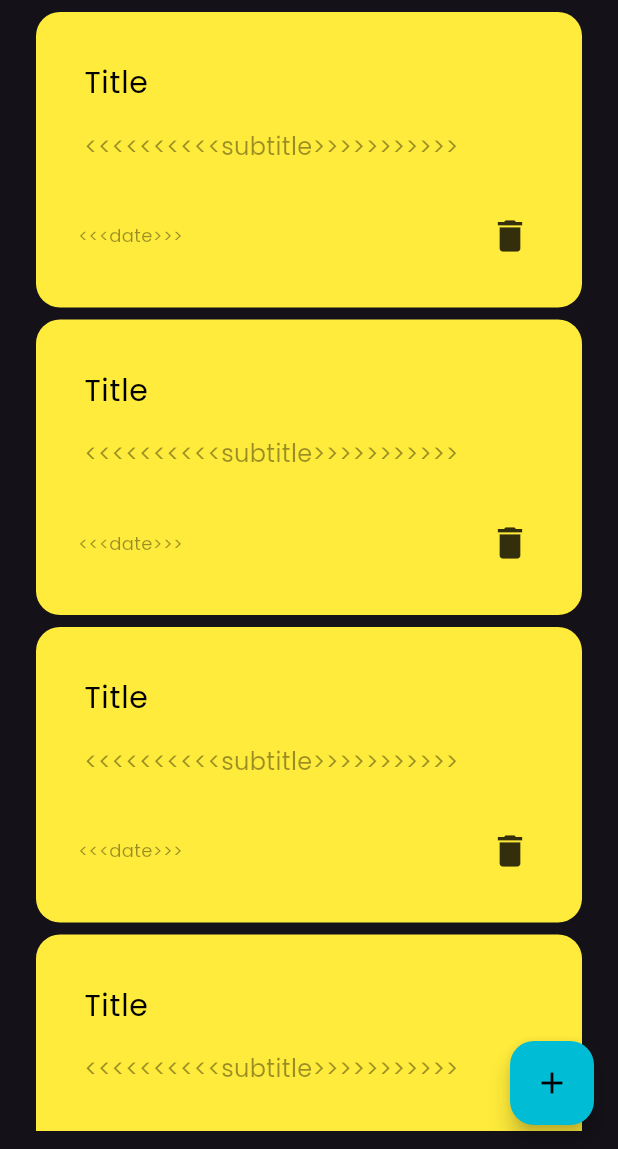
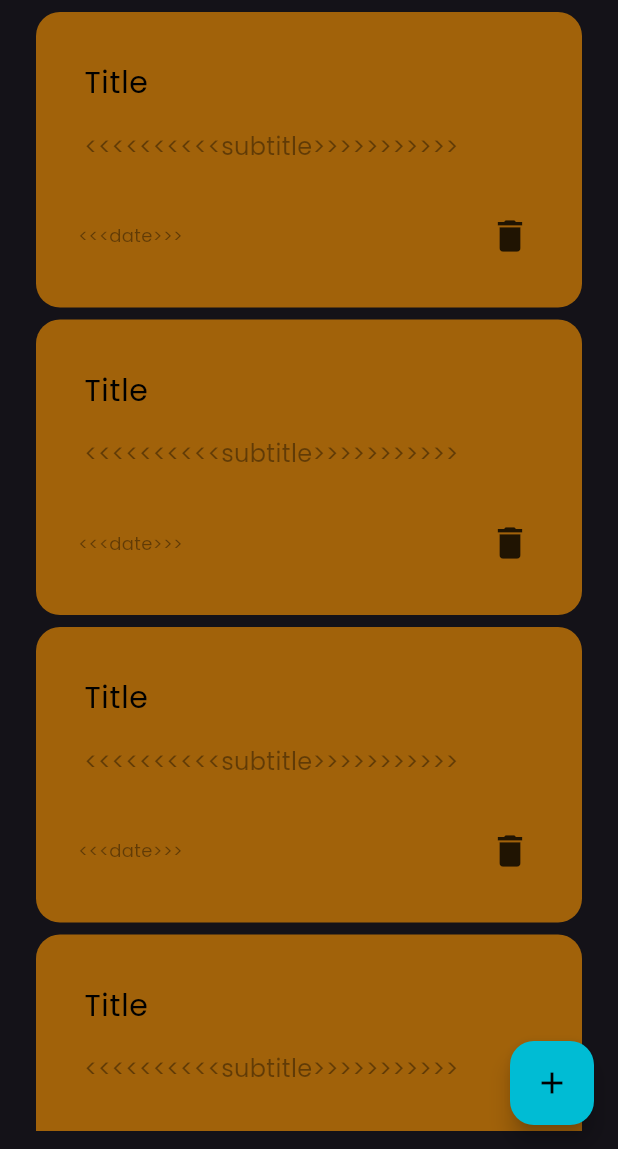
Before and after one commit to AhmedIbarhim/notes_app, a Flutter app: the screen it shows after launch, on a phone screen of 412 x 824 dp, the part 87-1236 px from its top. Run offline on Flutter 3.47's test engine with Material 3 defaults, Android fonts, the phone set to English and light mode, and no system bars; our stand-ins replace bloc, google_fonts, hive, hive_flutter; accounts and stored records are empty.

```diff
--- a/lib/main.dart
+++ b/lib/main.dart
@@ -1,12 +1,16 @@
 import 'package:flutter/material.dart';
 import 'package:hive_flutter/hive_flutter.dart';
 import 'package:notes_app/constants/constants.dart';
+import 'package:notes_app/models/note_model.dart';
 import 'package:notes_app/views/notes_view.dart';
 
 void main() async {
   await Hive.initFlutter();
 
   await Hive.openBox(kNotesBox);
+
+  Hive.registerAdapter(NoteModelAdapter());
+
   runApp(const NotesApp());
 }
 
--- a/lib/widgets/note_item.dart
+++ b/lib/widgets/note_item.dart
@@ -23,7 +23,7 @@ class NoteItem extends StatelessWidget {
         padding: const EdgeInsets.fromLTRB(16, 24, 12, 24),
         margin: const EdgeInsets.only(top: 8),
         decoration: BoxDecoration(
-          color: Colors.yellow,
+          color: Colors.orange.withOpacity(0.6),
           borderRadius: BorderRadius.circular(16),
         ),
         child: Column(
```
